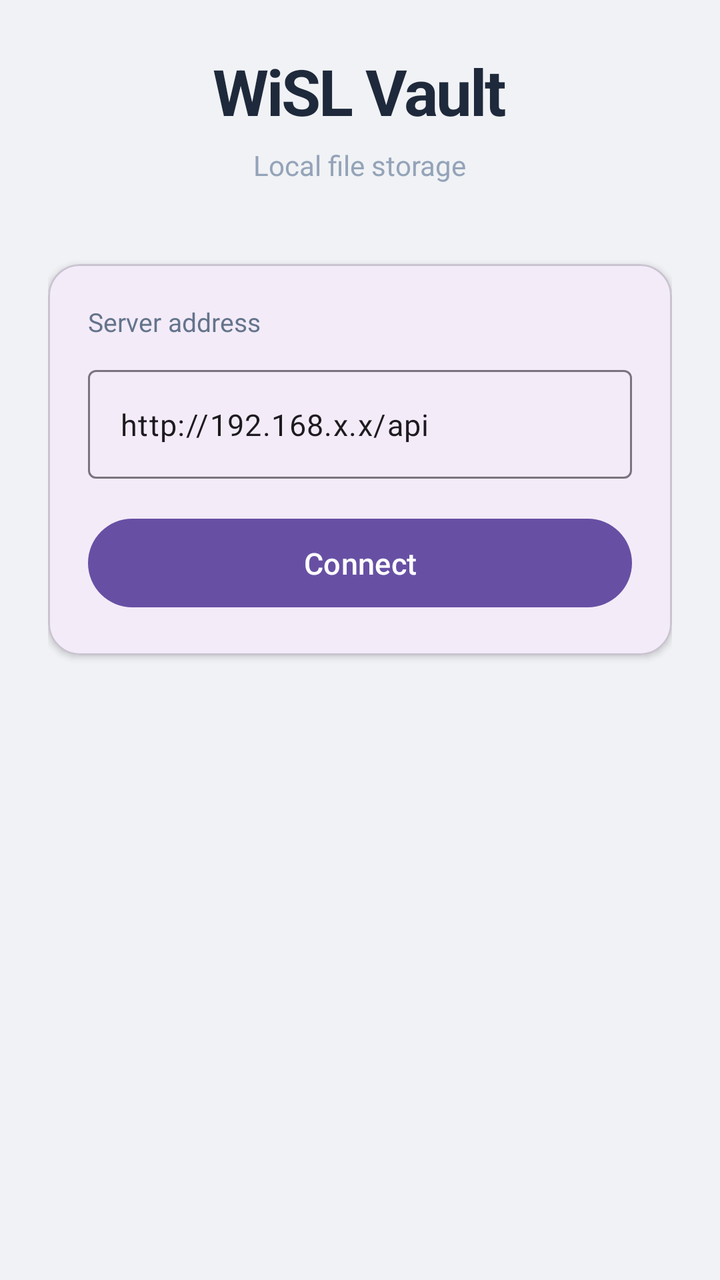
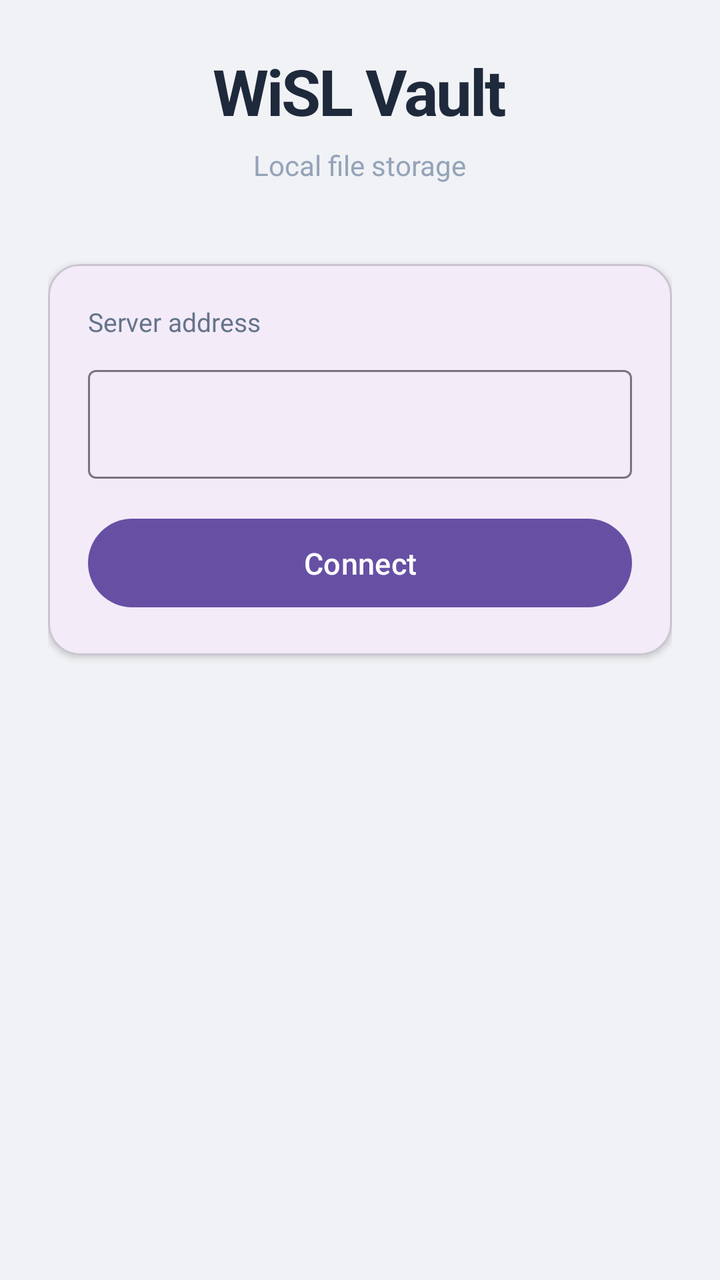

Before-and-after screenshots of an Android layout around one commit, followed by the original layout XML and the change that was made.
<!-- AndroidManifest.xml: application theme Theme.WiSLVault -->
<!-- res/layout/fragment_first.xml -->
<?xml version="1.0" encoding="utf-8"?>
<androidx.core.widget.NestedScrollView xmlns:android="http://schemas.android.com/apk/res/android"
    xmlns:app="http://schemas.android.com/apk/res-auto"
    android:layout_width="match_parent"
    android:layout_height="match_parent"
    android:background="#f0f2f5"
    android:fillViewport="true">

    <LinearLayout
        android:layout_width="match_parent"
        android:layout_height="wrap_content"
        android:orientation="vertical"
        android:gravity="center_horizontal"
        android:padding="24dp"
        android:paddingTop="64dp">

        
        <TextView
            android:layout_width="wrap_content"
            android:layout_height="wrap_content"
            android:text="@string/app_name"
            android:textSize="32sp"
            android:textStyle="bold"
            android:textColor="#1e293b"
            android:letterSpacing="-0.03"
            android:layout_marginBottom="6dp" />

        <TextView
            android:layout_width="wrap_content"
            android:layout_height="wrap_content"
            android:text="@string/app_subtitle"
            android:textSize="14sp"
            android:textColor="#94a3b8"
            android:layout_marginBottom="40dp" />

        
        <com.google.android.material.card.MaterialCardView
            android:layout_width="match_parent"
            android:layout_height="wrap_content"
            app:cardElevation="2dp"
            app:cardCornerRadius="16dp"
            android:layout_marginBottom="16dp">

            <LinearLayout
                android:layout_width="match_parent"
                android:layout_height="wrap_content"
                android:orientation="vertical"
                android:padding="20dp">

                <TextView
                    android:layout_width="wrap_content"
                    android:layout_height="wrap_content"
                    android:text="@string/server_address_label"
                    android:textSize="13sp"
                    android:textColor="#64748b"
                    android:layout_marginBottom="10dp" />

                <com.google.android.material.textfield.TextInputLayout
                    style="@style/Widget.Material3.TextInputLayout.OutlinedBox"
                    android:layout_width="match_parent"
                    android:layout_height="wrap_content"
                    android:layout_marginBottom="16dp"
                    android:orientation="horizontal">

                    <com.google.android.material.textfield.TextInputEditText
                        android:id="@+id/editServerUrl"
                        android:layout_width="match_parent"
                        android:layout_height="wrap_content"
                        android:imeOptions="actionDone"
                        android:inputType="textUri"
                        android:singleLine="true"
                        android:text="@string/server_url_hint"
                        android:textSize="15sp" />

                </com.google.android.material.textfield.TextInputLayout>

                <Button
                    android:id="@+id/btnConnect"
                    android:layout_width="match_parent"
                    android:layout_height="wrap_content"
                    android:text="@string/btn_connect"
                    android:textSize="15sp"
                    android:paddingVertical="12dp" />

                
                <ProgressBar
                    android:id="@+id/progressConnect"
                    android:layout_width="wrap_content"
                    android:layout_height="wrap_content"
                    android:layout_gravity="center_horizontal"
                    android:layout_marginTop="12dp"
                    android:visibility="gone" />

            </LinearLayout>
        </com.google.android.material.card.MaterialCardView>

        
        <TextView
            android:id="@+id/tvError"
            android:layout_width="match_parent"
            android:layout_height="wrap_content"
            android:background="#fef2f2"
            android:padding="14dp"
            android:textColor="#dc2626"
            android:textSize="13sp"
            android:lineSpacingMultiplier="1.3"
            android:visibility="gone" />

    </LinearLayout>

</androidx.core.widget.NestedScrollView>
<!-- resources referenced by this layout -->
<resources>
  <string name="app_name" translatable="false">WiSL Vault</string>
  <string name="app_subtitle">Local file storage</string>
  <string name="btn_connect">Connect</string>
  <string name="server_address_label">Server address</string>
  <string name="server_url_hint" translatable="false">http://192.168.x.x/api</string>
  <style name="Theme.WiSLVault" parent="Base.Theme.WiSLVault" />
  <style name="Base.Theme.WiSLVault" parent="Theme.Material3.DayNight.NoActionBar">
          
          
      </style>
</resources>

<!-- the commit's change to res/layout/fragment_first.xml (unified diff, before → after) -->
@@ -69,7 +69,6 @@
                         android:imeOptions="actionDone"
                         android:inputType="textUri"
                         android:singleLine="true"
-                        android:text="@string/server_url_hint"
                         android:textSize="15sp" />
 
                 </com.google.android.material.textfield.TextInputLayout>
<!-- resource entries referenced after the edit -->
@@ -4,7 +4,6 @@
   <string name="app_subtitle">Local file storage</string>
   <string name="btn_connect">Connect</string>
   <string name="server_address_label">Server address</string>
-  <string name="server_url_hint" translatable="false">http://192.168.x.x/api</string>
   <style name="Theme.WiSLVault" parent="Base.Theme.WiSLVault" />
   <style name="Base.Theme.WiSLVault" parent="Theme.Material3.DayNight.NoActionBar">
           
